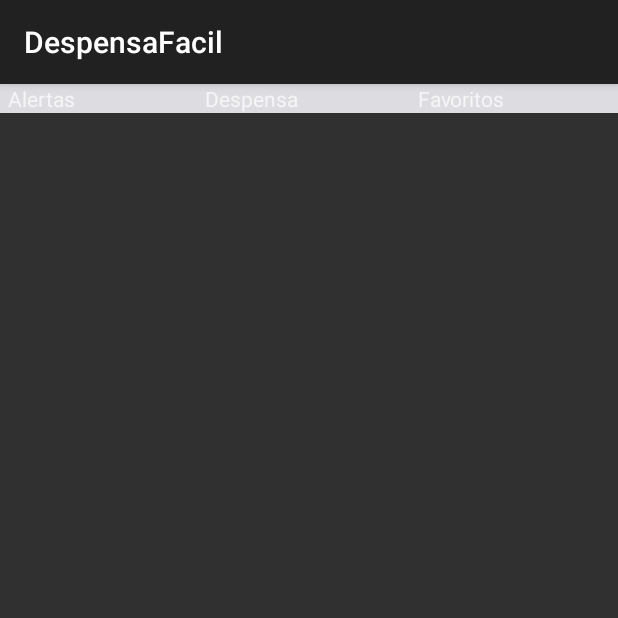
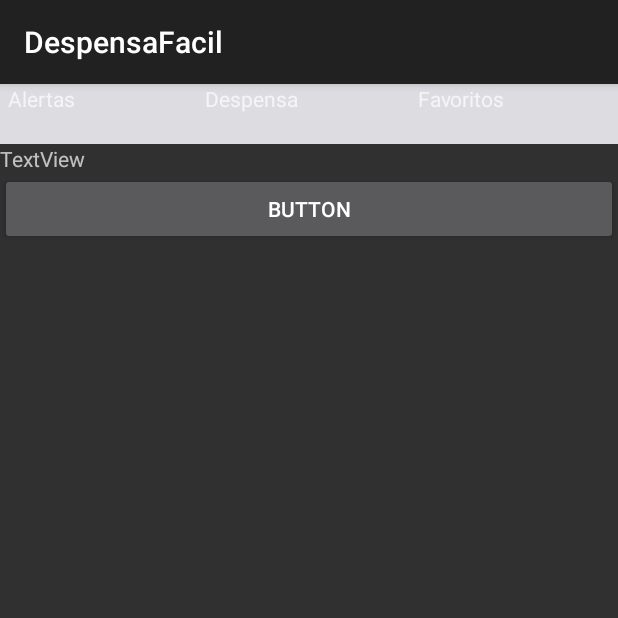
Before and after one commit to Havendak/DespensaFacil, an Android app: the MainActivity screen opened directly, with no data from a screen before it, on a phone screen of 412 x 824 dp, the top half of it. Run offline under Robolectric (Android 15) with nearby library versions, the phone set to English and light mode, and no system bars.

Commit message:
Readicionando MainActivity

```diff
--- a/app/src/main/AndroidManifest.xml
+++ b/app/src/main/AndroidManifest.xml
@@ -30,7 +30,7 @@
         android:screenOrientation="fullSensor"
         android:stateNotNeeded="true"
         android:theme="@style/zxing_CaptureTheme"
-        android:windowSoftInputMode="stateAlwaysHidden"></activity>
+        android:windowSoftInputMode="stateAlwaysHidden" />
 
     <application
         android:allowBackup="true"
@@ -53,7 +53,8 @@
             android:stateNotNeeded="true"
             android:theme="@style/zxing_CaptureTheme"
             android:windowSoftInputMode="stateAlwaysHidden" />
-        <activity android:name=".barra_superior"></activity>
+        <activity android:name=".barra_superior" />
+        <activity android:name=".MainActivity"></activity>
     </application>
 
 </manifest>
--- a/app/src/main/java/br/com/bsbapps/despensafacil/barra_superior.java
+++ b/app/src/main/java/br/com/bsbapps/despensafacil/MainActivity.java
@@ -1,13 +1,16 @@
 package br.com.bsbapps.despensafacil;
 
+import android.os.Bundle;
 import android.support.v7.app.AppCompatActivity;
-import android.os.Bundle;
 
-public class barra_superior extends AppCompatActivity {
+
+public class MainActivity extends AppCompatActivity {
 
     @Override
     protected void onCreate(Bundle savedInstanceState) {
         super.onCreate(savedInstanceState);
-        setContentView(R.layout.activity_barra_superior);
+        setContentView(R.layout.activity_main);
+
     }
+
 }
--- /dev/null
+++ b/app/src/main/res/layout/activity_main.xml
@@ -0,0 +1,23 @@
+<?xml version="1.0" encoding="utf-8"?>
+<LinearLayout xmlns:android="http://schemas.android.com/apk/res/android"
+    android:orientation="vertical"
+    android:layout_width="match_parent"
+    android:layout_height="match_parent">
+
+    <include
+        layout="@layout/barra_superior"
+        android:layout_width="match_parent"
+        android:layout_height="40dp"
+        />
+    <TextView
+        android:text="TextView"
+        android:layout_width="match_parent"
+        android:layout_height="wrap_content"
+        android:id="@+id/textView2" />
+
+    <Button
+        android:text="Button"
+        android:layout_width="match_parent"
+        android:layout_height="wrap_content"
+        android:id="@+id/button2" />
+</LinearLayout>
--- /dev/null
+++ b/app/src/main/res/layout/barra_superior.xml
@@ -0,0 +1,35 @@
+<?xml version="1.0" encoding="utf-8"?>
+<LinearLayout xmlns:android="http://schemas.android.com/apk/res/android"
+    android:orientation="horizontal" android:layout_width="match_parent"
+    android:layout_height="wrap_content"
+    android:weightSum="3"
+    android:background="@color/background"
+    >
+
+    <TextView
+        android:text="Alertas  "
+        android:layout_width="wrap_content"
+        android:layout_height="wrap_content"
+        android:id="@+id/textView1"
+        android:layout_marginLeft="5dp"
+        android:layout_weight="1"
+        android:tag="alerta"
+        android:layout_gravity="center_horizontal"/>
+
+    <TextView
+        android:text="Despensa"
+        android:layout_width="wrap_content"
+        android:layout_height="wrap_content"
+        android:id="@+id/textView2"
+        android:layout_marginLeft="5dp"
+        android:layout_weight="1"
+        android:tag="despensa"/>
+    <TextView
+        android:text="Favoritos"
+        android:layout_width="wrap_content"
+        android:layout_height="wrap_content"
+        android:id="@+id/textView3"
+        android:layout_marginLeft="5dp"
+        android:layout_weight="1"
+        android:tag="favoritos"/>
+</LinearLayout>
```
Also changed, not shown: app/libs/core-3.3.0.jar (added).
